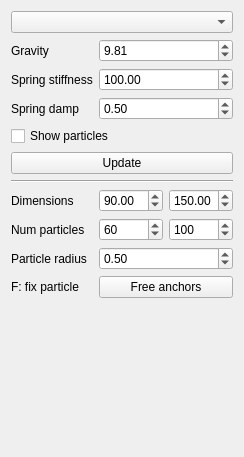
This is forms/widgetcloth.ui in AdriaL-FIB/Physics-Simulator as Qt 5 draws it before an edit. The edited form follows.
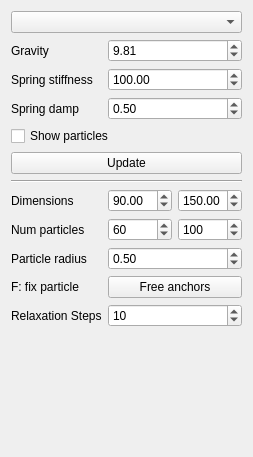
This is the edited form.

What changed in the file:
```diff
--- a/forms/widgetcloth.ui
+++ b/forms/widgetcloth.ui
@@ -215,6 +215,29 @@
      </property>
     </widget>
    </item>
+   <item row="11" column="0">
+    <widget class="QLabel" name="label_7">
+     <property name="text">
+      <string>Relaxation Steps</string>
+     </property>
+    </widget>
+   </item>
+   <item row="11" column="1">
+    <widget class="QSpinBox" name="relaxationSteps">
+     <property name="minimum">
+      <number>0</number>
+     </property>
+     <property name="maximum">
+      <number>100</number>
+     </property>
+     <property name="singleStep">
+      <number>1</number>
+     </property>
+     <property name="value">
+      <number>10</number>
+     </property>
+    </widget>
+   </item>
    <item row="0" column="0" colspan="2">
     <widget class="QComboBox" name="integrator"/>
    </item>
```
